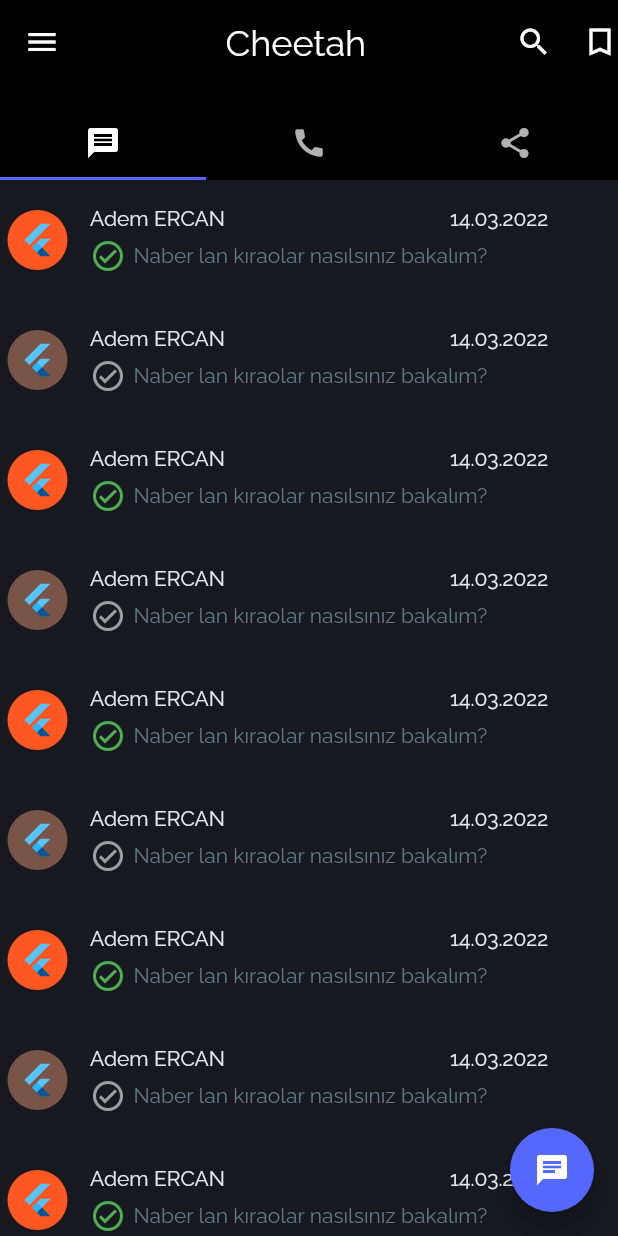
After one commit to adem-ercan/cheetah, a Flutter app: the screen it shows once a user with an empty profile is signed in, on a phone screen of 412 x 824 dp. The commit adds this screen. Run offline on Flutter 3.47's test engine with Material 2 defaults, Android fonts, the phone set to English and light mode, and no system bars; our stand-ins replace cloud_firestore, firebase_auth, firebase_core, get_it, shared_preferences; accounts and stored records are empty.

Commit message:
01.05.2022 00:47

```diff
--- /dev/null
+++ b/lib/view/components/mainscreen/body/chat_tab/chat_list.dart
@@ -0,0 +1,30 @@
+import 'package:cheetah/modules/controllers/route_view_model.dart';
+import 'package:cheetah/view/components/mainscreen/body/chat_tab/chat_list_card.dart';
+import 'package:flutter/material.dart';
+import 'package:provider/provider.dart';
+
+
+class ChatList extends StatelessWidget {
+  const ChatList({Key? key}) : super(key: key);
+
+  @override
+  Widget build(BuildContext context) {
+
+  RouteModel _routeModel = Provider.of<RouteModel>(context, listen: false);
+
+    return CustomScrollView(
+              slivers: [
+                SliverList(delegate: SliverChildBuilderDelegate(
+                    (BuildContext context, int index) {
+                  return InkWell(
+                    onTap: () {
+                      debugPrint("GestureDetecter çalıştı");
+                      _routeModel.goToChatScreen(context);
+                    },
+                    child: ChatListCard(index: index)
+                  );
+                }))
+              ],
+            );
+  }
+}
--- /dev/null
+++ b/lib/view/components/mainscreen/body/chat_tab/chat_list_card.dart
@@ -0,0 +1,62 @@
+import 'package:flutter/material.dart';
+
+class ChatListCard extends StatelessWidget {
+  final int index;
+
+  ChatListCard({Key? key, required this.index}) : super(key: key);
+
+  @override
+  Widget build(BuildContext context) {
+    return Container(
+        height: 80.0,
+        child: Row(
+          children: [
+            SizedBox(
+              width: 5,
+            ),
+            CircleAvatar(
+              backgroundColor:
+                  index % 2 == 0 ? Colors.deepOrange : Colors.brown,
+              child: FlutterLogo(),
+            ),
+            SizedBox(
+              width: 15,
+            ),
+            Column(
+              crossAxisAlignment: CrossAxisAlignment.start,
+              mainAxisAlignment: MainAxisAlignment.center,
+              children: [
+                Row(
+                  children: [
+                    Text("Adem ERCAN"),
+                    SizedBox(
+                      width: 150,
+                    ),
+                    Container(
+                      alignment: Alignment.centerRight,
+                      child: Text("14.03.2022"),
+                    )
+                  ],
+                ),
+                SizedBox(
+                  height: 5,
+                ),
+                Row(
+                  children: [
+                    Icon(
+                      Icons.check_circle_outlined,
+                      color: index % 2 == 0 ? Colors.green : Colors.grey,
+                    ),
+                    SizedBox(
+                      width: 5,
+                    ),
+                    Text("Naber lan kıraolar nasılsınız bakalım?",
+                        style: TextStyle(color: Colors.blueGrey)),
+                  ],
+                )
+              ],
+            ),
+          ],
+        ));
+  }
+}
```
Also changed, not shown: lib/view/components/mainscreen/main_screen_with_sliver_style.dart (+2 -69 lines).
